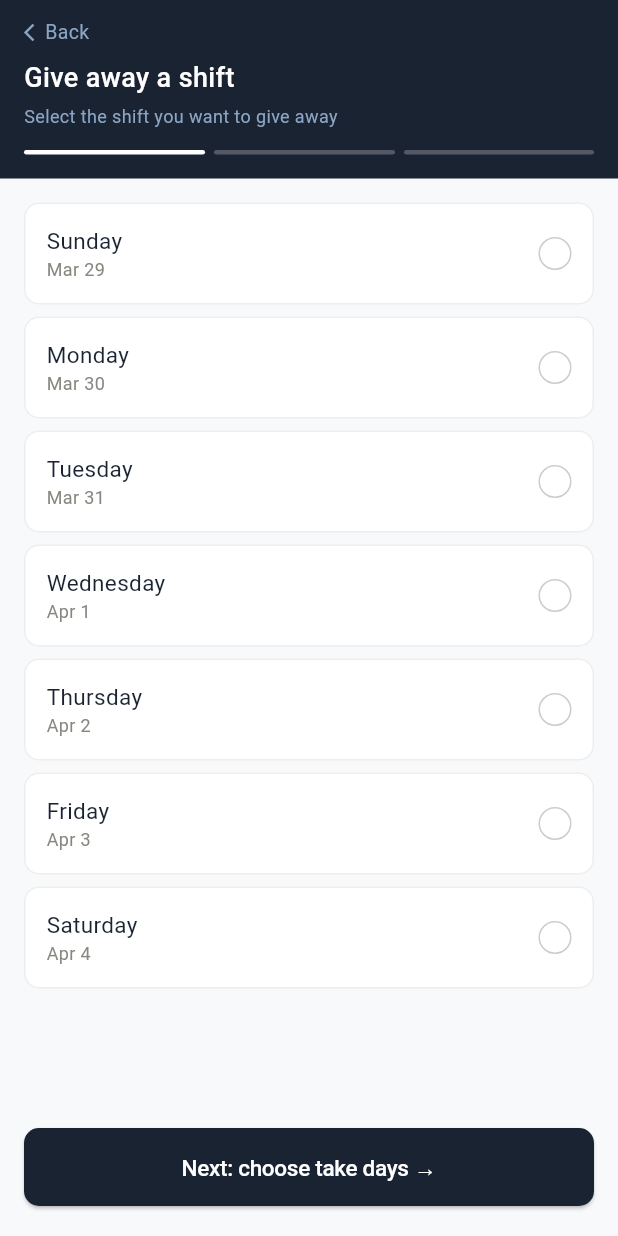
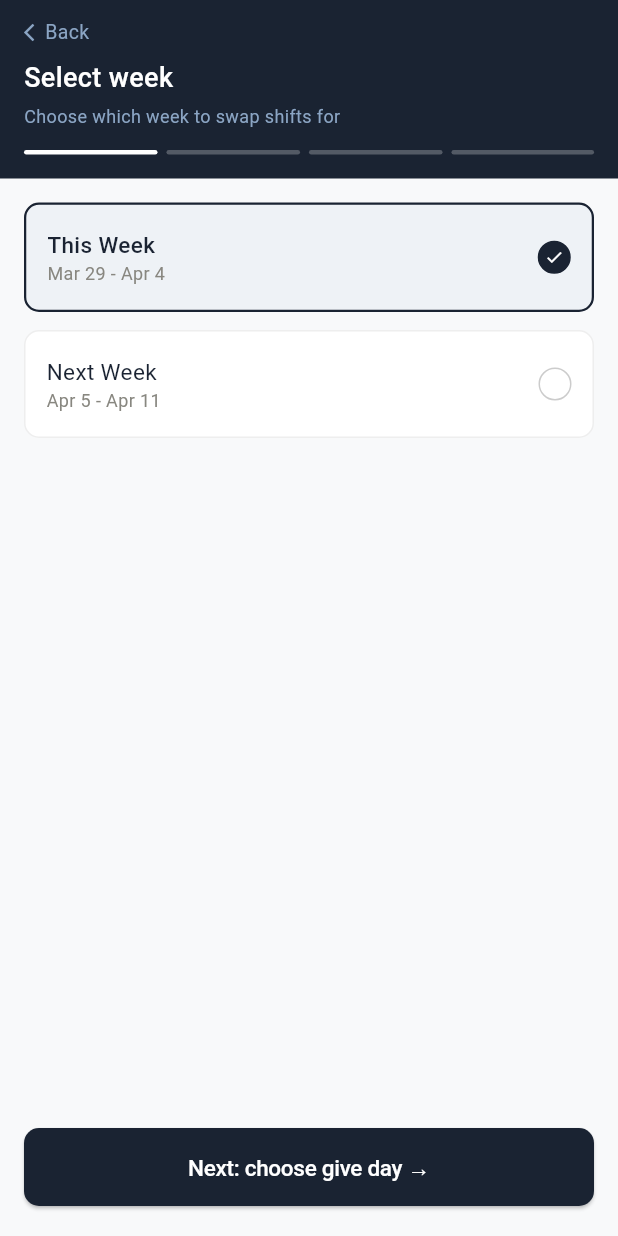
Before and after one commit to BengioLiron/shift_swap, a Flutter app: the SubmitRequestScreen screen opened directly with empty values, on a phone screen of 412 x 824 dp. Run offline on Flutter 3.47's test engine with Material 3 defaults, Android fonts, the phone set to English and light mode, and no system bars; network calls fail.

Commit message:
Adding Request board and 2 weeks option

```diff
--- a/flutter_app/lib/models/swap_request_model.dart
+++ b/flutter_app/lib/models/swap_request_model.dart
@@ -5,6 +5,7 @@ class SwapRequest {
   final String userRole;
   final String giveDay;
   final List<String> takeDays;
+  final int weekOffset; // 0 for current week, 1 for next week
   final String status; // "pending" | "matched" | "done"
   final List<MatchResult> matches;
 
@@ -15,6 +16,7 @@ class SwapRequest {
     required this.userRole,
     required this.giveDay,
     required this.takeDays,
+    this.weekOffset = 0,
     this.status = 'pending',
     this.matches = const [],
   });
@@ -27,6 +29,7 @@ class SwapRequest {
       userRole: json['user_role'] as String,
       giveDay: json['give_day'] as String,
       takeDays: List<String>.from(json['take_days'] as List),
+      weekOffset: json['week_offset'] as int? ?? 0,
       status: json['status'] as String? ?? 'pending',
       matches: (json['matches'] as List? ?? [])
           .map((m) => MatchResult.fromJson(m as Map<String, dynamic>))
@@ -41,6 +44,7 @@ class SwapRequest {
         'user_role': userRole,
         'give_day': giveDay,
         'take_days': takeDays,
+        'week_offset': weekOffset,
         'status': status,
       };
 }
--- a/flutter_app/lib/screens/submit_request_screen.dart
+++ b/flutter_app/lib/screens/submit_request_screen.dart
@@ -7,17 +7,44 @@ import 'matches_screen.dart';
 
 class SubmitRequestScreen extends StatefulWidget {
   final UserModel user;
-  const SubmitRequestScreen({super.key, required this.user});
+  final int? initialWeekOffset;
+  final String? initialGiveDay;
+  final List<String>? initialTakeDays;
+
+  const SubmitRequestScreen({
+    super.key,
+    required this.user,
+    this.initialWeekOffset,
+    this.initialGiveDay,
+    this.initialTakeDays,
+  });
 
   @override
   State<SubmitRequestScreen> createState() => _SubmitRequestScreenState();
 }
 
 class _SubmitRequestScreenState extends State<SubmitRequestScreen> {
-  int _step = 0; // 0 = Give, 1 = Take, 2 = Submitting
+  int _step = 0; // 0 = Week, 1 = Give, 2 = Take, 3 = Submitting
+  int _weekOffset = 0; // 0 = this week, 1 = next week
   String? _giveDay;
   final Set<String> _takeDays = {};
   bool _isLoading = false;
+
+  @override
+  void initState() {
+    super.initState();
+    if (widget.initialWeekOffset != null) {
+      _weekOffset = widget.initialWeekOffset!;
+      _step = 1; // Skip week selection
+    }
+    if (widget.initialGiveDay != null) {
+      _giveDay = widget.initialGiveDay;
+      _step = 2; // Skip give selection too
+    }
+    if (widget.initialTakeDays != null) {
+      _takeDays.addAll(widget.initialTakeDays!);
+    }
+  }
 
   static const List<String> _weekDays = [
     'Sunday', 'Monday', 'Tuesday', 'Wednesday', 'Thursday', 'Friday', 'Saturday'
@@ -25,7 +52,7 @@ class _SubmitRequestScreenState extends State<SubmitRequestScreen> {
 
   List<String> get _weekDates {
     final now = DateTime.now();
-    final sunday = now.subtract(Duration(days: now.weekday % 7));
+    final sunday = now.subtract(Duration(days: now.weekday % 7)).add(Duration(days: _weekOffset * 7));
     return List.generate(7, (i) {
       final d = sunday.add(Duration(days: i));
       return '${_monthName(d.month)} ${d.day}';
@@ -46,6 +73,7 @@ class _SubmitRequestScreenState extends State<SubmitRequestScreen> {
         userRole: widget.user.role,
         giveDay: _giveDay!,
         takeDays: _takeDays.toList(),
+        weekOffset: _weekOffset,
       );
       if (!mounted) return;
       Navigator.pushReplacement(
@@ -101,83 +129,87 @@ class _SubmitRequestScreenState extends State<SubmitRequestScreen> {
     ScaffoldMessenger.of(context).showSnackBar(SnackBar(content: Text(msg)));
   }
 
-  @override
-  Widget build(BuildContext context) {
-    final dates = _weekDates;
-    return Scaffold(
-      body: Column(
+  Widget _buildWeekSelection() {
+    return ListView(
+      padding: const EdgeInsets.all(16),
       children: [
-          // App bar
-          Container(
-            color: const Color(0xFF1A2332),
-            padding: EdgeInsets.only(
-              top: MediaQuery.of(context).padding.top + 12,
-              left: 16,
-              right: 16,
-              bottom: 16,
+        _buildWeekOption(0, 'This Week'),
+        const SizedBox(height: 12),
+        _buildWeekOption(1, 'Next Week'),
+      ],
+    );
+  }
+
+  Widget _buildWeekOption(int offset, String label) {
+    final isSelected = _weekOffset == offset;
+    final now = DateTime.now();
+    final sunday = now.subtract(Duration(days: now.weekday % 7)).add(Duration(days: offset * 7));
+    final weekRange = '${_monthName(sunday.month)} ${sunday.day} - ${_monthName(sunday.add(Duration(days: 6)).month)} ${sunday.add(Duration(days: 6)).day}';
+
+    return GestureDetector(
+      onTap: () => setState(() => _weekOffset = offset),
+      child: Container(
+        padding: const EdgeInsets.symmetric(horizontal: 14, vertical: 16),
+        decoration: BoxDecoration(
+          color: isSelected ? const Color(0xFFEEF2F6) : Colors.white,
+          borderRadius: BorderRadius.circular(10),
+          border: Border.all(
+            color: isSelected ? const Color(0xFF1A2332) : const Color(0xFFEEEEEE),
+            width: isSelected ? 1.5 : 1,
           ),
+        ),
+        child: Row(
+          children: [
+            Expanded(
               child: Column(
                 crossAxisAlignment: CrossAxisAlignment.start,
                 children: [
-                GestureDetector(
-                  onTap: () {
-                    if (_step > 0) {
-                      setState(() => _step--);
-                    } else {
-                      Navigator.pop(context);
-                    }
-                  },
-                  child: const Row(
-                    mainAxisSize: MainAxisSize.min,
-                    children: [
-                      Icon(Icons.arrow_back_ios, color: Color(0xFF8BA5C4), size: 14),
-                      Text('Back', style: TextStyle(color: Color(0xFF8BA5C4), fontSize: 13)),
-                    ],
+                  Text(
+                    label,
+                    style: TextStyle(
+                      fontSize: 15,
+                      fontWeight: isSelected ? FontWeight.w500 : FontWeight.w400,
+                      color: const Color(0xFF1A2332),
                     ),
                   ),
-                const SizedBox(height: 8),
                   Text(
-                  _step == 0 ? 'Give away a shift' : 'Days you can take',
-                  style: const TextStyle(
-                    color: Colors.white, fontSize: 18, fontWeight: FontWeight.w500,
-                  ),
-                ),
-                const SizedBox(height: 4),
-                Text(
-                  _step == 0
-                      ? 'Select the shift you want to give away'
-                      : 'Select the days you are willing to accept',
-                  style: const TextStyle(color: Color(0xFF8BA5C4), fontSize: 12),
-                ),
-                const SizedBox(height: 14),
-                // Step indicator
-                Row(
-                  children: List.generate(3, (i) => Expanded(
-                    child: Container(
-                      margin: EdgeInsets.only(right: i < 2 ? 6 : 0),
-                      height: 3,
-                      decoration: BoxDecoration(
-                        color: i <= _step
-                            ? Colors.white
-                            : Colors.white.withOpacity(0.25),
-                        borderRadius: BorderRadius.circular(2),
-                      ),
-                    ),
-                  )),
+                    weekRange,
+                    style: const TextStyle(fontSize: 12, color: Color(0xFF888780)),
                   ),
                 ],
               ),
             ),
+            AnimatedContainer(
+              duration: const Duration(milliseconds: 150),
+              width: 22,
+              height: 22,
+              decoration: BoxDecoration(
+                shape: BoxShape.circle,
+                color: isSelected ? const Color(0xFF1A2332) : Colors.transparent,
+                border: Border.all(
+                  color: isSelected ? const Color(0xFF1A2332) : const Color(0xFFCCCCCC),
+                ),
+              ),
+              child: isSelected
+                  ? const Icon(Icons.check, size: 13, color: Colors.white)
+                  : null,
+            ),
+          ],
+        ),
+      ),
+    );
+  }
 
-          // Day list
-          Expanded(
-            child: ListView.builder(
+  Widget _buildDaySelection() {
+    final dates = _weekDates;
+    final isGiveStep = _step == 1;
+
+    return ListView.builder(
       padding: const EdgeInsets.all(16),
       itemCount: 7,
       itemBuilder: (_, i) {
         final day = _weekDays[i];
         final date = dates[i];
-                final isGiveStep = _step == 0;
 
         if (!isGiveStep && day == _giveDay) return const SizedBox.shrink();
 
@@ -254,7 +286,82 @@ class _SubmitRequestScreenState extends State<SubmitRequestScreen> {
           ),
         );
       },
+    );
+  }
+
+  @override
+  Widget build(BuildContext context) {
+    final dates = _weekDates;
+    return Scaffold(
+      body: Column(
+        children: [
+          // App bar
+          Container(
+            color: const Color(0xFF1A2332),
+            padding: EdgeInsets.only(
+              top: MediaQuery.of(context).padding.top + 12,
+              left: 16,
+              right: 16,
+              bottom: 16,
             ),
+            child: Column(
+              crossAxisAlignment: CrossAxisAlignment.start,
+              children: [
+                GestureDetector(
+                  onTap: () {
+                    if (_step > 0) {
+                      setState(() => _step--);
+                    } else {
+                      Navigator.pop(context);
+                    }
+                  },
+                  child: const Row(
+                    mainAxisSize: MainAxisSize.min,
+                    children: [
+                      Icon(Icons.arrow_back_ios, color: Color(0xFF8BA5C4), size: 14),
+                      Text('Back', style: TextStyle(color: Color(0xFF8BA5C4), fontSize: 13)),
+                    ],
+                  ),
+                ),
+                const SizedBox(height: 8),
+                Text(
+                  _step == 0 ? 'Select week' : _step == 1 ? 'Give away a shift' : 'Days you can take',
+                  style: const TextStyle(
+                    color: Colors.white, fontSize: 18, fontWeight: FontWeight.w500,
+                  ),
+                ),
+                const SizedBox(height: 4),
+                Text(
+                  _step == 0
+                      ? 'Choose which week to swap shifts for'
+                      : _step == 1
+                          ? 'Select the shift you want to give away'
+                          : 'Select the days you are willing to accept',
+                  style: const TextStyle(color: Color(0xFF8BA5C4), fontSize: 12),
+                ),
+                const SizedBox(height: 14),
+                // Step indicator
+                Row(
+                  children: List.generate(4, (i) => Expanded(
+                    child: Container(
+                      margin: EdgeInsets.only(right: i < 3 ? 6 : 0),
+                      height: 3,
+                      decoration: BoxDecoration(
+                        color: i <= _step
+                            ? Colors.white
+                            : Colors.white.withOpacity(0.25),
+                        borderRadius: BorderRadius.circular(2),
+                      ),
+                    ),
+                  )),
+                ),
+              ],
+            ),
+          ),
+
+          // Content
+          Expanded(
+            child: _step == 0 ? _buildWeekSelection() : _buildDaySelection(),
           ),
 
           // Bottom action
@@ -267,11 +374,13 @@ class _SubmitRequestScreenState extends State<SubmitRequestScreen> {
                   ? null
                   : () {
                       if (_step == 0) {
+                        setState(() => _step = 1);
+                      } else if (_step == 1) {
                         if (_giveDay == null) {
                           _showSnack('Please select a day to give away.');
                           return;
                         }
-                        setState(() => _step = 1);
+                        setState(() => _step = 2);
                       } else {
                         if (_takeDays.isEmpty) {
                           _showSnack('Please select at least one day you can take.');
@@ -285,7 +394,7 @@ class _SubmitRequestScreenState extends State<SubmitRequestScreen> {
                       height: 20, width: 20,
                       child: CircularProgressIndicator(color: Colors.white, strokeWidth: 2),
                     )
-                  : Text(_step == 0 ? 'Next: choose take days →' : 'Submit & find matches →'),
+                  : Text(_step == 0 ? 'Next: choose give day →' : _step == 1 ? 'Next: choose take days →' : 'Submit & find matches →'),
             ),
           ),
         ],
--- a/flutter_app/lib/services/api_service.dart
+++ b/flutter_app/lib/services/api_service.dart
@@ -7,7 +7,7 @@ import '../models/user_model.dart';
 class ApiService {
   // Change this to your FastAPI server IP when running locally
   // For Android emulator use 10.0.2.2, for real device use your machine's LAN IP
-  static const String baseUrl = 'https://shiftswap-production.up.railway.app';
+  static const String baseUrl = 'http://localhost:8000';
 
   static Future<UserModel> createUser(String name, String role) async {
     final response = await http.post(
@@ -27,6 +27,7 @@ class ApiService {
     required String userRole,
     required String giveDay,
     required List<String> takeDays,
+    int weekOffset = 0,
   }) async {
     final response = await http.post(
       Uri.parse('$baseUrl/requests'),
@@ -37,6 +38,7 @@ class ApiService {
         'user_role': userRole,
         'give_day': giveDay,
         'take_days': takeDays,
+        'week_offset': weekOffset,
       }),
     );
     if (response.statusCode == 200) {
@@ -59,6 +61,17 @@ class ApiService {
     throw Exception('Failed to fetch requests: ${response.body}');
   }
 
+  static Future<List<SwapRequest>> getAllRequests(String userRole) async {
+    final response = await http.get(Uri.parse('$baseUrl/requests/all/$userRole'));
+    if (response.statusCode == 200) {
+      final data = jsonDecode(response.body) as List;
+      return data
+          .map((r) => SwapRequest.fromJson(r as Map<String, dynamic>))
+          .toList();
+    }
+    throw Exception('Failed to fetch all requests: ${response.body}');
+  }
+
   static Future<void> markDone({
     required String myRequestId,
     required String theirRequestId,
```
Also changed, not shown: flutter_app/lib/screens/home_screen.dart (+13 -0 lines), flutter_app/lib/screens/request_board_screen.dart (added, +296 -0 lines), 1 other file. Lines whose indentation alone changed are shown as unchanged.
